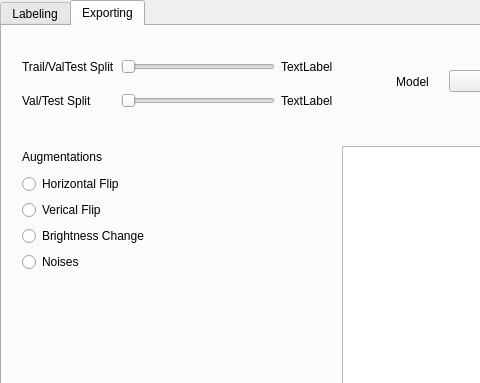
Old version of the form GUIDesign.ui in the repository amorphousmd/Image_Labeler_PyQT5; both pictures show x 0 to 480 and y 0 to 383 of the 1226 by 857 pixel window.
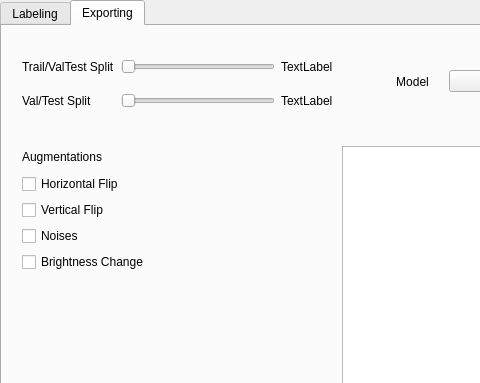
New version of the form. The open tabs and pages were chosen to show the change.

```diff
--- a/GUIDesign.ui
+++ b/GUIDesign.ui
@@ -232,33 +232,33 @@
        </widget>
       </item>
       <item>
-       <widget class="QRadioButton" name="radioButton">
+       <widget class="QCheckBox" name="hflip_checkbox">
         <property name="text">
          <string>Horizontal Flip</string>
         </property>
        </widget>
       </item>
       <item>
-       <widget class="QRadioButton" name="radioButton_2">
+       <widget class="QCheckBox" name="vflip_checkbox">
         <property name="text">
-         <string>Verical Flip</string>
+         <string>Vertical Flip</string>
         </property>
        </widget>
       </item>
       <item>
-       <widget class="QRadioButton" name="radioButton_3">
-        <property name="text">
-         <string>Brightness Change</string>
-        </property>
-       </widget>
-      </item>
-      <item>
-       <widget class="QRadioButton" name="radioButton_4">
+       <widget class="QCheckBox" name="noises_checkbox">
         <property name="text">
          <string>Noises</string>
         </property>
        </widget>
       </item>
+      <item>
+       <widget class="QCheckBox" name="brightness_checkbox">
+        <property name="text">
+         <string>Brightness Change</string>
+        </property>
+       </widget>
+      </item>
      </layout>
     </widget>
     <widget class="QGraphicsView" name="graphicsView_3">
```
Left out of the diff: 6 changed lines with no effect on the pictures.
